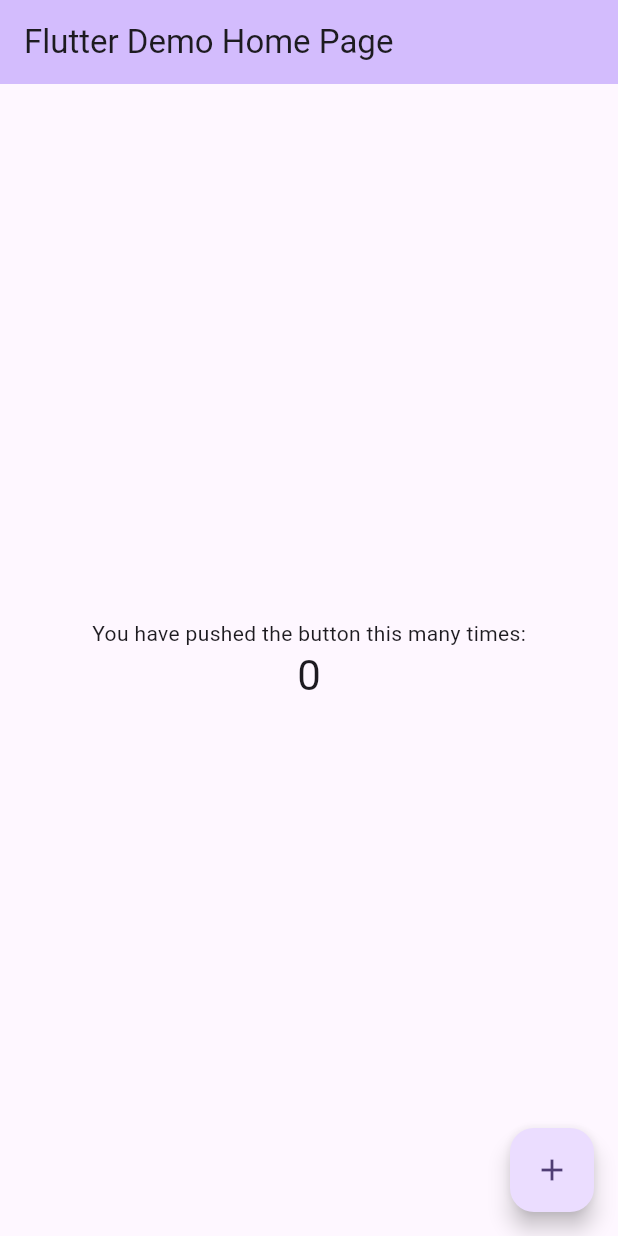
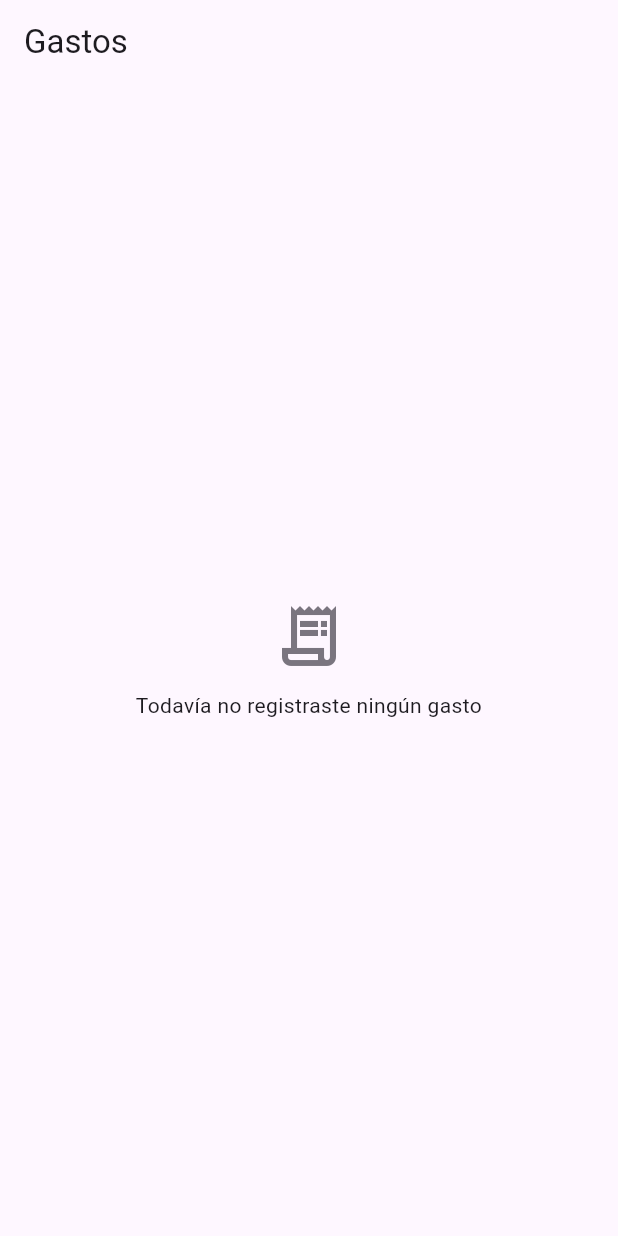
Before and after one commit to Fercho63036/gastos_app, a Flutter app: the screen it shows after launch, on a phone screen of 412 x 824 dp. Run offline on Flutter 3.47's test engine with Material 3 defaults, Android fonts, the phone set to English and light mode, and no system bars; our stand-ins replace sqflite; accounts and stored records are empty.

Commit message:
refactor: reestructuración de archivos y carpetas

```diff
--- /dev/null
+++ b/lib/app.dart
@@ -0,0 +1,28 @@
+import 'package:flutter/material.dart';
+import 'package:provider/provider.dart';
+
+import 'package:gastos_app/core/theme/app_theme.dart';
+import 'package:gastos_app/features/expenses/data/repositories/expenses_repository.dart';
+import 'package:gastos_app/features/expenses/presentation/providers/expenses_provider.dart';
+import 'package:gastos_app/features/expenses/presentation/screens/expenses_list_screen.dart';
+
+class GastosApp extends StatelessWidget {
+  const GastosApp({super.key});
+
+  @override
+  Widget build(BuildContext context) {
+    return MultiProvider(
+      providers: [
+        ChangeNotifierProvider(
+          create: (_) => ExpensesProvider(ExpensesRepository()),
+        ),
+        // Futuras features agregan acá su propio ChangeNotifierProvider.
+      ],
+      child: MaterialApp(
+        title: 'Gastos',
+        theme: AppTheme.light,
+        home: const ExpensesListScreen(),
+      ),
+    );
+  }
+}
--- /dev/null
+++ b/lib/core/constants/app_constants.dart
@@ -0,0 +1,6 @@
+class AppConstants {
+  AppConstants._();
+
+  static const String databaseName = 'gastos.db';
+  static const int databaseVersion = 1;
+}
--- /dev/null
+++ b/lib/core/database/database_helper.dart
@@ -0,0 +1,34 @@
+import 'package:path/path.dart' as p;
+import 'package:path_provider/path_provider.dart';
+import 'package:sqflite/sqflite.dart';
+
+import 'package:gastos_app/core/constants/app_constants.dart';
+import 'package:gastos_app/features/expenses/data/repositories/expenses_repository.dart';
+
+class DatabaseHelper {
+  DatabaseHelper._();
+
+  static final DatabaseHelper instance = DatabaseHelper._();
+
+  Database? _database;
+
+  Future<Database> get database async {
+    return _database ??= await _open();
+  }
+
+  Future<Database> _open() async {
+    final directory = await getApplicationDocumentsDirectory();
+    final path = p.join(directory.path, AppConstants.databaseName);
+
+    return openDatabase(
+      path,
+      version: AppConstants.databaseVersion,
+      onCreate: (db, version) async {
+        await ExpensesRepository.createTable(db);
+      },
+      // onUpgrade: (db, oldVersion, newVersion) async {
+      //   // Add migrations here as the schema evolves.
+      // },
+    );
+  }
+}
--- /dev/null
+++ b/lib/core/theme/app_theme.dart
@@ -0,0 +1,12 @@
+import 'package:flutter/material.dart';
+
+class AppTheme {
+  AppTheme._();
+
+  static ThemeData get light {
+    return ThemeData(
+      colorScheme: ColorScheme.fromSeed(seedColor: Colors.deepPurple),
+      useMaterial3: true,
+    );
+  }
+}
--- /dev/null
+++ b/lib/core/widgets/empty_state.dart
@@ -0,0 +1,30 @@
+import 'package:flutter/material.dart';
+
+class EmptyState extends StatelessWidget {
+  const EmptyState({super.key, required this.message, this.icon});
+
+  final String message;
+  final IconData? icon;
+
+  @override
+  Widget build(BuildContext context) {
+    return Center(
+      child: Column(
+        mainAxisAlignment: MainAxisAlignment.center,
+        children: [
+          Icon(
+            icon ?? Icons.inbox_outlined,
+            size: 48,
+            color: Theme.of(context).colorScheme.outline,
+          ),
+          const SizedBox(height: 12),
+          Text(
+            message,
+            style: Theme.of(context).textTheme.bodyMedium,
+            textAlign: TextAlign.center,
+          ),
+        ],
+      ),
+    );
+  }
+}
--- /dev/null
+++ b/lib/features/expenses/data/models/expense.dart
@@ -0,0 +1,31 @@
+class Expense {
+  final int? id;
+  final String title;
+  final double amount;
+  final DateTime date;
+
+  const Expense({
+    this.id,
+    required this.title,
+    required this.amount,
+    required this.date,
+  });
+
+  Map<String, Object?> toMap() {
+    return {
+      'id': id,
+      'title': title,
+      'amount': amount,
+      'date': date.toIso8601String(),
+    };
+  }
+
+  factory Expense.fromMap(Map<String, Object?> map) {
+    return Expense(
+      id: map['id'] as int?,
+      title: map['title'] as String,
+      amount: map['amount'] as double,
+      date: DateTime.parse(map['date'] as String),
+    );
+  }
+}
--- /dev/null
+++ b/lib/features/expenses/data/repositories/expenses_repository.dart
@@ -0,0 +1,35 @@
+import 'package:sqflite/sqflite.dart';
+
+import 'package:gastos_app/core/database/database_helper.dart';
+import 'package:gastos_app/features/expenses/data/models/expense.dart';
+
+class ExpensesRepository {
+  static const String tableName = 'expenses';
+
+  static Future<void> createTable(Database db) async {
+    await db.execute('''
+      CREATE TABLE $tableName (
+        id INTEGER PRIMARY KEY AUTOINCREMENT,
+        title TEXT NOT NULL,
+        amount REAL NOT NULL,
+        date TEXT NOT NULL
+      )
+    ''');
+  }
+
+  Future<int> insertExpense(Expense expense) async {
+    final db = await DatabaseHelper.instance.database;
+    return db.insert(tableName, expense.toMap()..remove('id'));
+  }
+
+  Future<List<Expense>> getExpenses() async {
+    final db = await DatabaseHelper.instance.database;
+    final rows = await db.query(tableName, orderBy: 'date DESC');
+    return rows.map(Expense.fromMap).toList();
+  }
+
+  Future<int> deleteExpense(int id) async {
+    final db = await DatabaseHelper.instance.database;
+    return db.delete(tableName, where: 'id = ?', whereArgs: [id]);
+  }
+}
--- /dev/null
+++ b/lib/features/expenses/presentation/providers/expenses_provider.dart
@@ -0,0 +1,28 @@
+import 'package:flutter/foundation.dart';
+
+import 'package:gastos_app/features/expenses/data/models/expense.dart';
+import 'package:gastos_app/features/expenses/data/repositories/expenses_repository.dart';
+
+class ExpensesProvider extends ChangeNotifier {
+  ExpensesProvider(this._repository);
+
+  final ExpensesRepository _repository;
+
+  List<Expense> _expenses = [];
+  List<Expense> get expenses => _expenses;
+
+  Future<void> loadExpenses() async {
+    _expenses = await _repository.getExpenses();
+    notifyListeners();
+  }
+
+  Future<void> addExpense(Expense expense) async {
+    await _repository.insertExpense(expense);
+    await loadExpenses();
+  }
+
+  Future<void> removeExpense(int id) async {
+    await _repository.deleteExpense(id);
+    await loadExpenses();
+  }
+}
--- /dev/null
+++ b/lib/features/expenses/presentation/screens/expenses_list_screen.dart
@@ -0,0 +1,51 @@
+import 'package:flutter/material.dart';
+import 'package:provider/provider.dart';
+
+import 'package:gastos_app/core/widgets/empty_state.dart';
+import 'package:gastos_app/features/expenses/presentation/providers/expenses_provider.dart';
+
+class ExpensesListScreen extends StatefulWidget {
+  const ExpensesListScreen({super.key});
+
+  @override
+  State<ExpensesListScreen> createState() => _ExpensesListScreenState();
+}
+
+class _ExpensesListScreenState extends State<ExpensesListScreen> {
+  @override
+  void initState() {
+    super.initState();
+    WidgetsBinding.instance.addPostFrameCallback((_) {
+      context.read<ExpensesProvider>().loadExpenses();
+    });
+  }
+
+  @override
+  Widget build(BuildContext context) {
+    return Scaffold(
+      appBar: AppBar(title: const Text('Gastos')),
+      body: Consumer<ExpensesProvider>(
+        builder: (context, provider, _) {
+          if (provider.expenses.isEmpty) {
+            return const EmptyState(
+              message: 'Todavía no registraste ningún gasto',
+              icon: Icons.receipt_long_outlined,
+            );
+          }
+
+          return ListView.builder(
+            itemCount: provider.expenses.length,
+            itemBuilder: (context, index) {
+              final expense = provider.expenses[index];
+              return ListTile(
+                title: Text(expense.title),
+                subtitle: Text(expense.date.toString()),
+                trailing: Text(expense.amount.toStringAsFixed(2)),
+              );
+            },
+          );
+        },
+      ),
+    );
+  }
+}
--- a/lib/main.dart
+++ b/lib/main.dart
@@ -1,122 +1,7 @@
 import 'package:flutter/material.dart';
 
+import 'package:gastos_app/app.dart';
+
 void main() {
-  runApp(const MyApp());
+  runApp(const GastosApp());
 }
-
-class MyApp extends StatelessWidget {
-  const MyApp({super.key});
-
-  // This widget is the root of your application.
-  @override
-  Widget build(BuildContext context) {
-    return MaterialApp(
-      title: 'Flutter Demo',
-      theme: ThemeData(
-        // This is the theme of your application.
-        //
-        // TRY THIS: Try running your application with "flutter run". You'll see
-        // the application has a purple toolbar. Then, without quitting the app,
-        // try changing the seedColor in the colorScheme below to Colors.green
-        // and then invoke "hot reload" (save your changes or press the "hot
-        // reload" button in a Flutter-supported IDE, or press "r" if you used
-        // the command line to start the app).
-        //
-        // Notice that the counter didn't reset back to zero; the application
-        // state is not lost during the reload. To reset the state, use hot
-        // restart instead.
-        //
-        // This works for code too, not just values: Most code changes can be
-        // tested with just a hot reload.
-        colorScheme: .fromSeed(seedColor: Colors.deepPurple),
-      ),
-      home: const MyHomePage(title: 'Flutter Demo Home Page'),
-    );
-  }
-}
-
-class MyHomePage extends StatefulWidget {
-  const MyHomePage({super.key, required this.title});
-
-  // This widget is the home page of your application. It is stateful, meaning
-  // that it has a State object (defined below) that contains fields that affect
-  // how it looks.
-
-  // This class is the configuration for the state. It holds the values (in this
-  // case the title) provided by the parent (in this case the App widget) and
-  // used by the build method of the State. Fields in a Widget subclass are
-  // always marked "final".
-
-  final String title;
-
-  @override
-  State<MyHomePage> createState() => _MyHomePageState();
-}
-
-class _MyHomePageState extends State<MyHomePage> {
-  int _counter = 0;
-
-  void _incrementCounter() {
-    setState(() {
-      // This call to setState tells the Flutter framework that something has
-      // changed in this State, which causes it to rerun the build method below
-      // so that the display can reflect the updated values. If we changed
-      // _counter without calling setState(), then the build method would not be
-      // called again, and so nothing would appear to happen.
-      _counter++;
-    });
-  }
-
-  @override
-  Widget build(BuildContext context) {
-    // This method is rerun every time setState is called, for instance as done
-    // by the _incrementCounter method above.
-    //
-    // The Flutter framework has been optimized to make rerunning build methods
-    // fast, so that you can just rebuild anything that needs updating rather
-    // than having to individually change instances of widgets.
-    return Scaffold(
-      appBar: AppBar(
-        // TRY THIS: Try changing the color here to a specific color (to
-        // Colors.amber, perhaps?) and trigger a hot reload to see the AppBar
-        // change color while the other colors stay the same.
-        backgroundColor: Theme.of(context).colorScheme.inversePrimary,
-        // Here we take the value from the MyHomePage object that was created by
-        // the App.build method, and use it to set our appbar title.
-        title: Text(widget.title),
-      ),
-      body: Center(
-        // Center is a layout widget. It takes a single child and positions it
-        // in the middle of the parent.
-        child: Column(
-          // Column is also a layout widget. It takes a list of children and
-          // arranges them vertically. By default, it sizes itself to fit its
-          // children horizontally, and tries to be as tall as its parent.
-          //
-          // Column has various properties to control how it sizes itself and
-          // how it positions its children. Here we use mainAxisAlignment to
-          // center the children vertically; the main axis here is the vertical
-          // axis because Columns are vertical (the cross axis would be
-          // horizontal).
-          //
-          // TRY THIS: Invoke "debug painting" (choose the "Toggle Debug Paint"
-          // action in the IDE, or press "p" in the console), to see the
-          // wireframe for each widget.
-          mainAxisAlignment: .center,
-          children: [
-            const Text('You have pushed the button this many times:'),
-            Text(
-              '$_counter',
-              style: Theme.of(context).textTheme.headlineMedium,
-            ),
-          ],
-        ),
-      ),
-      floatingActionButton: FloatingActionButton(
-        onPressed: _incrementCounter,
-        tooltip: 'Increment',
-        child: const Icon(Icons.add),
-      ),
-    );
-  }
-}
```
Also changed, not shown: pubspec.yaml (+8 -0 lines), pubspec.lock, 4 other files.
